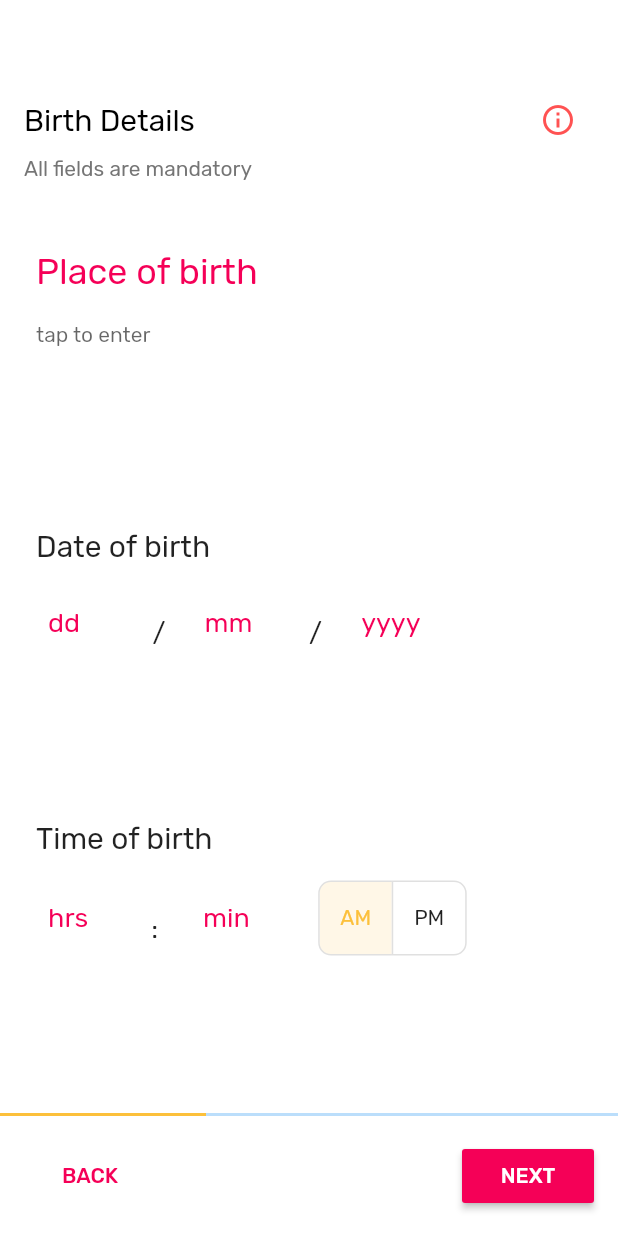
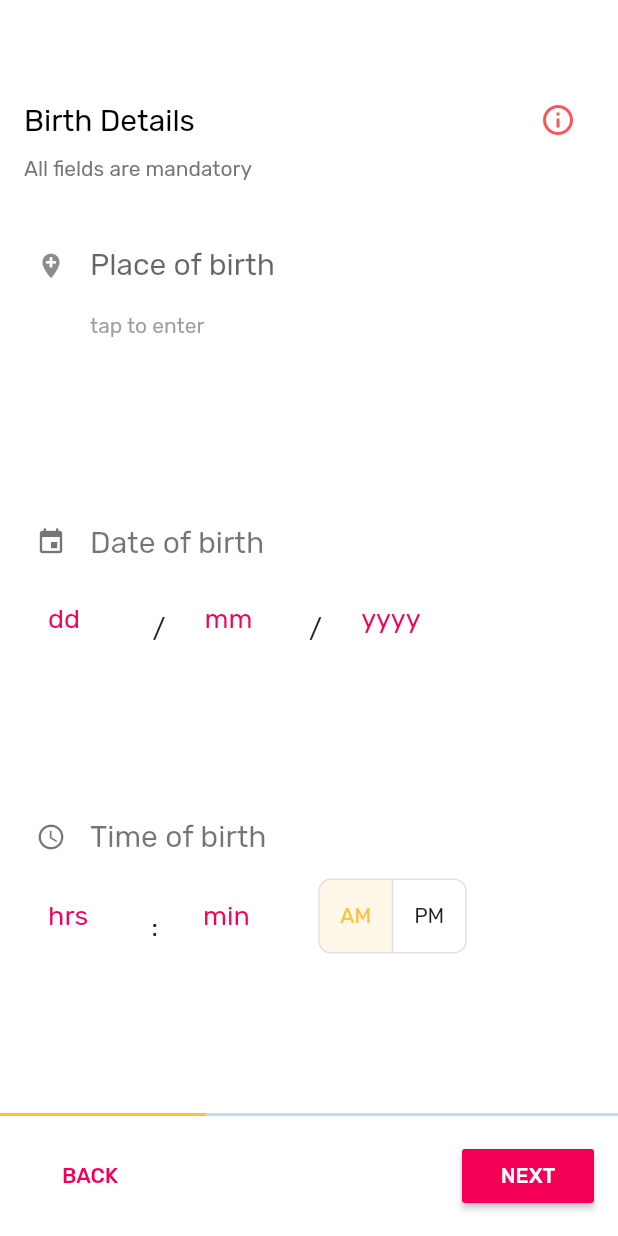
Before and after one commit to deepu513/greycells, a Flutter app: the screen it shows after launch, after a tap on "NEXT", on a phone screen of 412 x 824 dp. Run offline on Flutter 3.47's test engine with Material 2 defaults, Android fonts, the phone set to English and light mode, and no system bars; our stand-ins replace bloc, equatable, file_picker, flutter_bloc, flutter_svg, image_picker and 1 more; missing offline and left inert: filesize; generated files the repository leaves out were written again.

Commit message:
Improved UI of birth details page

```diff
--- a/lib/constants/strings.dart
+++ b/lib/constants/strings.dart
@@ -58,6 +58,8 @@ class Strings {
   static const birthDetailsInfo = "Details about why we are asking birth information should go in this section";
   static const assessmentHelp = "Any helpful message which a user can see in middle of test should go here";
   static const imageError = "Couldn't pick image. Try to pick again or a different one";
+  static const dateOfBirth = "Date of birth";
+  static const timeOfBirth = "Time of birth";
 }
 
 /// This should contain strings which signify an error message
--- a/lib/view/pages/birth_details_input_page.dart
+++ b/lib/view/pages/birth_details_input_page.dart
@@ -3,7 +3,7 @@ import 'package:mental_health/constants/strings.dart';
 
 class BirthDetailsInputPage extends StatelessWidget {
   const BirthDetailsInputPage();
-  // TODO: Change label color when not in focus and adjust font sizes
+
   @override
   Widget build(BuildContext context) {
     return Padding(
@@ -33,7 +33,7 @@ class BirthDetailsInputPage extends StatelessWidget {
                   .subtitle1
                   .copyWith(color: Colors.grey[600], fontSize: 14.0)),
           SizedBox(
-            height: 36.0,
+            height: 32.0,
           ),
           Expanded(
               child: Padding(
@@ -87,14 +87,17 @@ class PlaceOfBirthInput extends StatelessWidget {
   Widget build(BuildContext context) {
     return TextField(
       maxLines: 1,
-      style: TextStyle(fontSize: 24.0, fontWeight: FontWeight.w400),
+      style: TextStyle(fontSize: 20.0, fontWeight: FontWeight.w400),
       decoration: InputDecoration(
         border: InputBorder.none,
+        icon: Icon(
+          Icons.add_location,
+          size: 20.0,
+        ),
         helperText: Strings.tapToEnter,
-        helperStyle: TextStyle(fontSize: 14.0),
+        helperStyle: TextStyle(fontSize: 14.0, color: Colors.grey),
         labelText: Strings.placeOfBirth,
         contentPadding: EdgeInsets.zero,
-        labelStyle: TextStyle(color: Theme.of(context).accentColor),
       ),
       autofocus: false,
       keyboardType: TextInputType.text,
@@ -109,8 +112,17 @@ class DateOfBirthInput extends StatelessWidget {
     return Column(
       crossAxisAlignment: CrossAxisAlignment.start,
       children: <Widget>[
-        Text("Date of birth",
-            style: TextStyle(fontSize: 20.0, fontWeight: FontWeight.w400)),
+        Row(
+          children: [
+            Icon(Icons.event, color: Colors.black54,size: 20.0,),
+            SizedBox(width: 16.0,),
+            Text(Strings.dateOfBirth,
+                style: TextStyle(
+                    fontSize: 20.0,
+                    fontWeight: FontWeight.w400,
+                    color: Colors.black54)),
+          ],
+        ),
         SizedBox(
           height: 16.0,
         ),
@@ -206,8 +218,17 @@ class TimeOfBirthWidget extends StatelessWidget {
     return Column(
       crossAxisAlignment: CrossAxisAlignment.start,
       children: <Widget>[
-        Text("Time of birth",
-            style: TextStyle(fontSize: 20.0, fontWeight: FontWeight.w400)),
+        Row(
+          children: [
+            Icon(Icons.access_time, color: Colors.black54,size: 20.0,),
+            SizedBox(width: 16.0,),
+            Text(Strings.timeOfBirth,
+                style: TextStyle(
+                    fontSize: 20.0,
+                    fontWeight: FontWeight.w400,
+                    color: Colors.black54)),
+          ],
+        ),
         SizedBox(
           height: 16.0,
         ),
```
